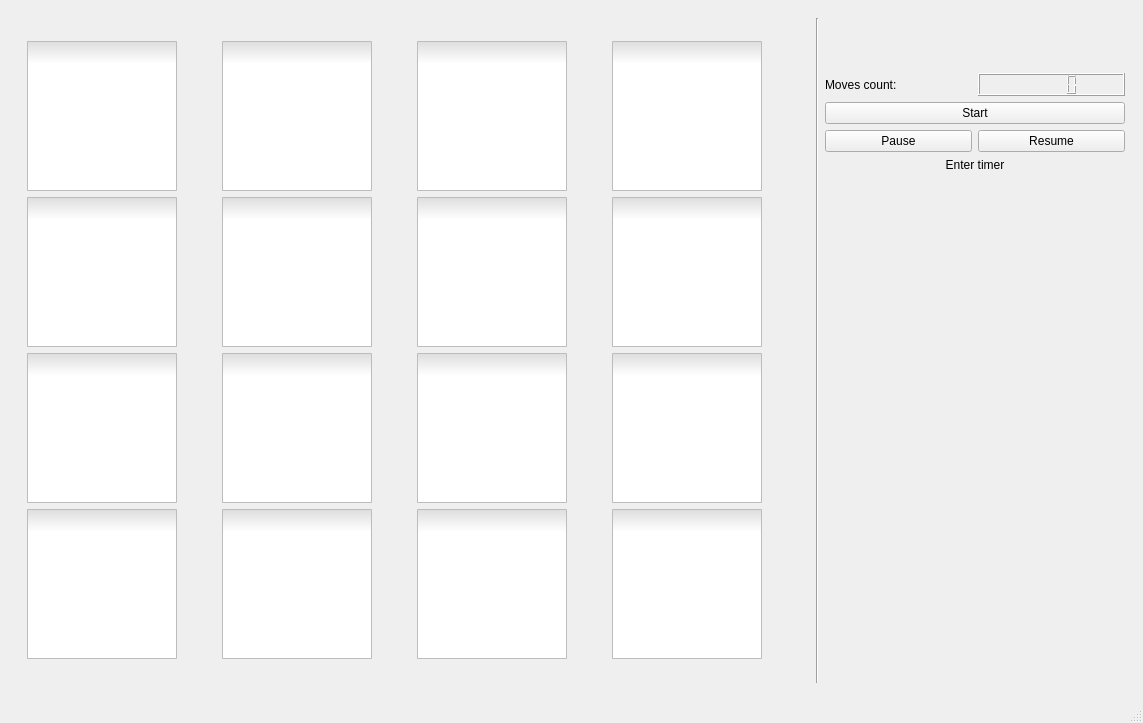
This is mainwindow.ui in ducbinh1996/Matching-game-Qt as Qt 5 draws it before an edit. The edited form follows.
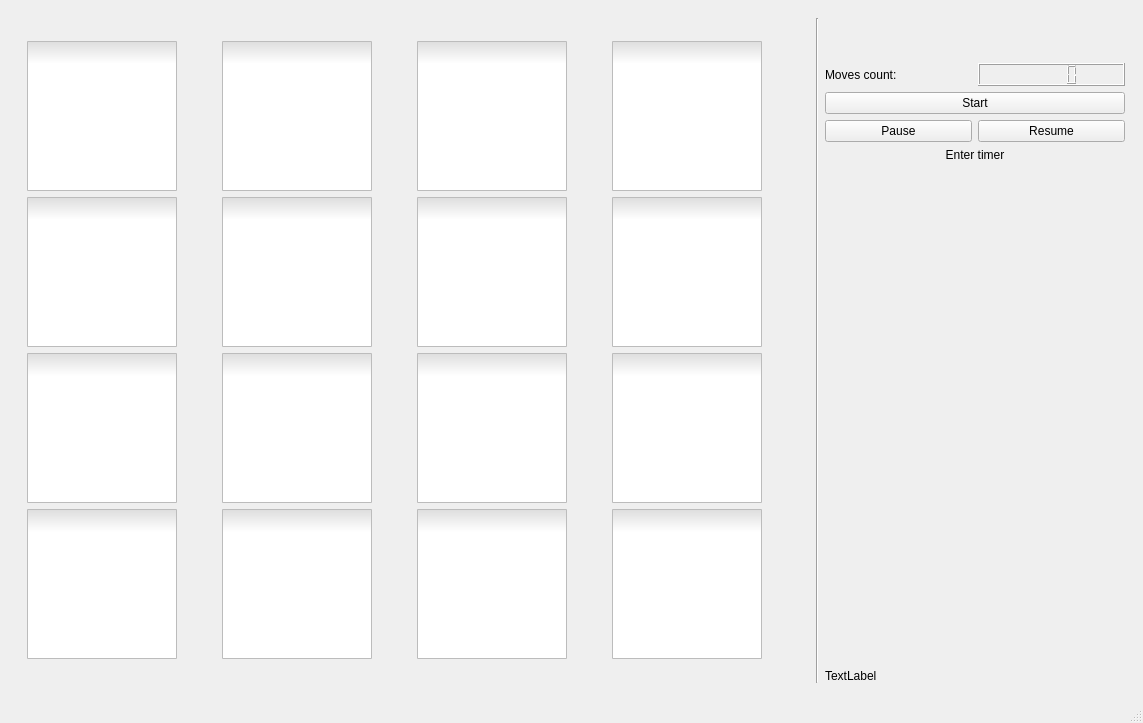
This is the edited form. The open tabs and pages were chosen to show the change. Icons and pictures are not drawn.

Commit message: Implement function mapping_card_value 	Not quite happy with this 	But it works (kind of) 	Chang the startUpGame background (for fun) 	Add outputLabel for tracking the cardValue

What changed in the file:
```diff
--- a/mainwindow.ui
+++ b/mainwindow.ui
@@ -702,6 +702,13 @@
                 </property>
                </widget>
               </item>
+              <item>
+               <widget class="QLabel" name="outputLabel">
+                <property name="text">
+                 <string>TextLabel</string>
+                </property>
+               </widget>
+              </item>
              </layout>
             </item>
            </layout>
```
Left out of the diff: 4 changed lines with no effect on the pictures. The commit also changes 4 other files.
